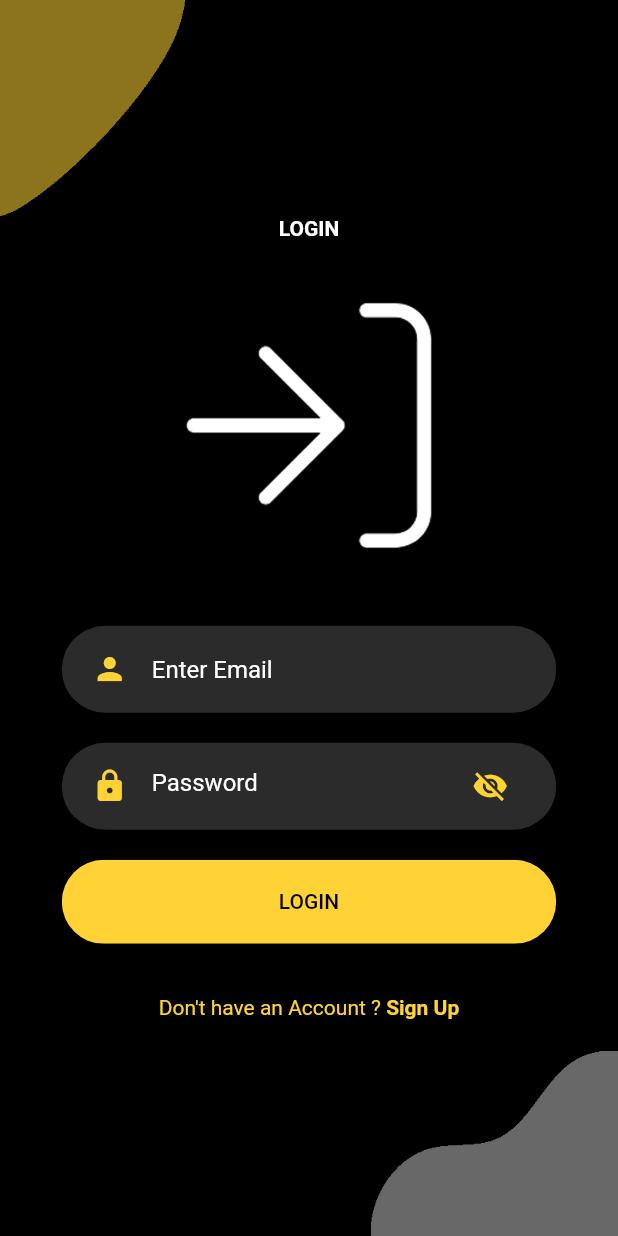
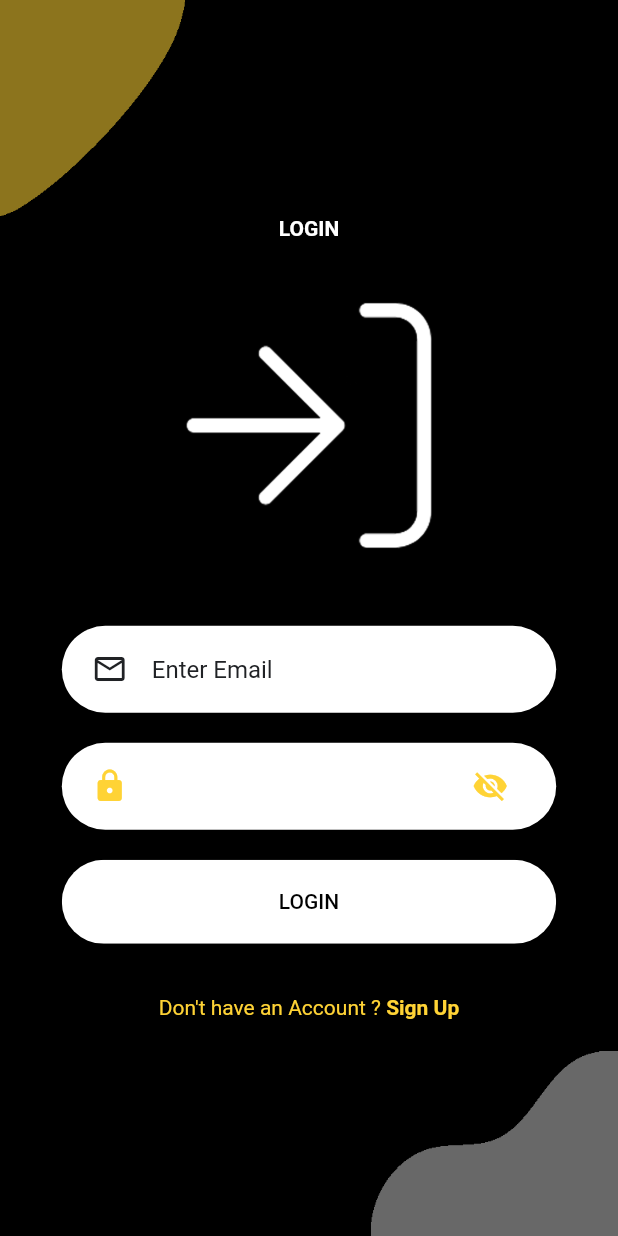
Before and after one commit to jestsee/IF3250_2022_14_CAKRAWALA, a Flutter app: the LoginScreen screen opened directly, on a phone screen of 412 x 824 dp. Run offline on Flutter 3.47's test engine with Material 2 defaults, Android fonts, the phone set to English and light mode, and no system bars.

Commit message:
match login screen color with figma
Former-commit-id: e97deede3fd0e0cdf80694b35525bd570c9a3338

```diff
--- a/mobile/lib/components/rounded_button.dart
+++ b/mobile/lib/components/rounded_button.dart
@@ -9,8 +9,8 @@
       {Key? key,
       required this.text,
       required this.press,
-      this.color = primaryColor,
-      this.textColor = Colors.white})
+      this.color = white,
+      this.textColor = black})
       : super(key: key);
 
   @override
--- a/mobile/lib/components/rounded_input_field.dart
+++ b/mobile/lib/components/rounded_input_field.dart
@@ -9,7 +9,7 @@
   const RoundedInputField({
     Key? key,
     required this.hintText,
-    this.icon = Icons.person,
+    this.icon = Icons.mail_outline,
     required this.onChanged,
   }) : super(key: key);
 
@@ -17,15 +17,15 @@
   Widget build(BuildContext context) {
     return TextFieldContainer(
       child: TextField(
-        style: TextStyle(color: Colors.white),
+        style: TextStyle(color: black),
         onChanged: onChanged,
         decoration: InputDecoration(
           icon: Icon(
             icon,
-            color: primaryColor,
+            color: black,
           ),
           hintText: hintText,
-          hintStyle: TextStyle(color: Colors.white),
+          hintStyle: TextStyle(color: black),
           border: InputBorder.none,
         ),
       ),
--- a/mobile/lib/components/text_field_container copy.dart
+++ b/mobile/lib/components/text_field_container copy.dart
@@ -16,8 +16,8 @@
       margin: EdgeInsets.symmetric(vertical: 10),
       padding: EdgeInsets.symmetric(horizontal: 20, vertical: 5),
       width: size.width * 0.8,
-      decoration: BoxDecoration(
-          color: primaryLightColor, borderRadius: BorderRadius.circular(29)),
+      decoration:
+          BoxDecoration(color: black, borderRadius: BorderRadius.circular(29)),
       child: child,
     );
   }
--- a/mobile/lib/components/text_field_container.dart
+++ b/mobile/lib/components/text_field_container.dart
@@ -16,8 +16,8 @@
       margin: EdgeInsets.symmetric(vertical: 10),
       padding: EdgeInsets.symmetric(horizontal: 20, vertical: 5),
       width: size.width * 0.8,
-      decoration: BoxDecoration(
-          color: primaryLightColor, borderRadius: BorderRadius.circular(29)),
+      decoration:
+          BoxDecoration(color: white, borderRadius: BorderRadius.circular(29)),
       child: child,
     );
   }
--- a/mobile/lib/constants.dart
+++ b/mobile/lib/constants.dart
@@ -17,5 +17,11 @@
       '${blue.toRadixString(16).padLeft(2, '0')}';
 }
 
+const deepSkyBlue = Color(0xFF00A2ED);
+const slateGray = Color(0xFF666892);
+const black = Color(0xFF202225);
+const white = Color(0xFFFFFFFF);
 const primaryColor = Color(0xFFFFD335);
-const primaryLightColor = Color(0xFF2B2B2B);
+// const primaryLightColor = Color(0xFF2B2B2B);
+// const primaryColor = Color(0xFFFFD335);
+// const primaryLightColor = Color(0xFF2B2B2B);
```
